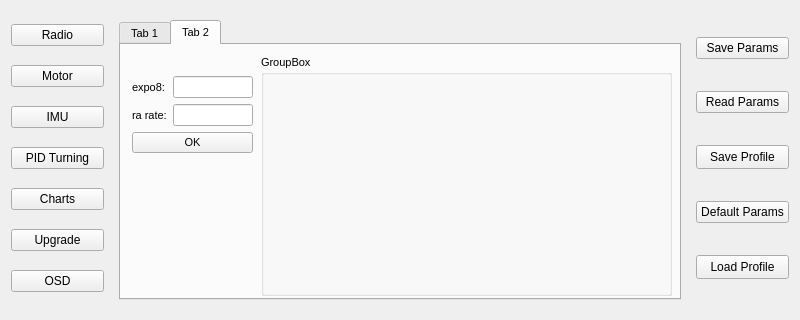
This is src/uavconfig.ui in nlbtuyen/ConfigurationGCS as Qt 5 draws it before an edit. The edited form follows.
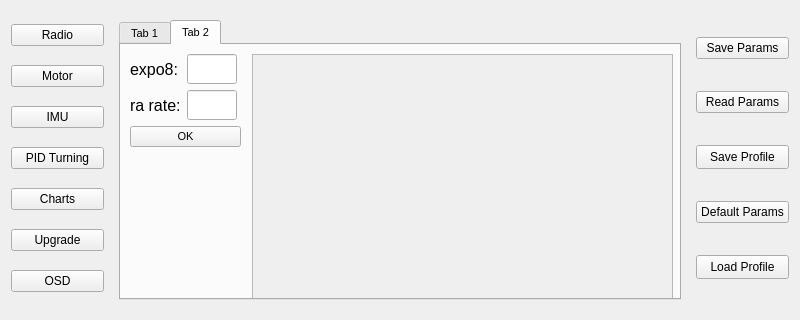
This is the edited form. Icons and pictures are not drawn.

Commit message: Prepare for DrawChart on RC TAB

Diff of the .ui file:
```diff
--- a/src/uavconfig.ui
+++ b/src/uavconfig.ui
@@ -683,48 +683,71 @@
           <attribute name="title">
            <string>Tab 2</string>
           </attribute>
-          <widget class="QGroupBox" name="groupBox">
+          <widget class="QWidget" name="layoutWidget">
            <property name="geometry">
             <rect>
-             <x>140</x>
-             <y>10</y>
-             <width>411</width>
-             <height>241</height>
-            </rect>
-           </property>
-           <property name="title">
-            <string>GroupBox</string>
-           </property>
-          </widget>
-          <widget class="QWidget" name="">
-           <property name="geometry">
-            <rect>
-             <x>11</x>
-             <y>31</y>
-             <width>121</width>
-             <height>77</height>
+             <x>9</x>
+             <y>9</y>
+             <width>111</width>
+             <height>107</height>
             </rect>
            </property>
            <layout class="QFormLayout" name="formLayout">
             <item row="0" column="0">
              <widget class="QLabel" name="label_expo8">
+              <property name="font">
+               <font>
+                <pointsize>12</pointsize>
+               </font>
+              </property>
               <property name="text">
                <string>expo8:</string>
               </property>
              </widget>
             </item>
             <item row="0" column="1">
-             <widget class="QLineEdit" name="lineEdit_expo8"/>
+             <widget class="QLineEdit" name="lineEdit_expo8">
+              <property name="minimumSize">
+               <size>
+                <width>50</width>
+                <height>30</height>
+               </size>
+              </property>
+              <property name="maximumSize">
+               <size>
+                <width>50</width>
+                <height>30</height>
+               </size>
+              </property>
+             </widget>
             </item>
             <item row="1" column="0">
              <widget class="QLabel" name="label_rarate">
+              <property name="font">
+               <font>
+                <pointsize>12</pointsize>
+               </font>
+              </property>
               <property name="text">
                <string>ra rate:</string>
               </property>
              </widget>
             </item>
             <item row="1" column="1">
-             <widget class="QLineEdit" name="lineEdit_rarate"/>
+             <widget class="QLineEdit" name="lineEdit_rarate">
+              <property name="minimumSize">
+               <size>
+                <width>50</width>
+                <height>30</height>
+               </size>
+              </property>
+              <property name="maximumSize">
+               <size>
+                <width>50</width>
+                <height>30</height>
+               </size>
+              </property>
+             </widget>
             </item>
             <item row="2" column="0" colspan="2">
              <widget class="QPushButton" name="btn_OK_RC">
@@ -735,6 +758,29 @@
             </item>
            </layout>
           </widget>
+          <widget class="QScrollArea" name="scrollArea_Charts_RC">
+           <property name="geometry">
+            <rect>
+             <x>131</x>
+             <y>9</y>
+             <width>421</width>
+             <height>251</height>
+            </rect>
+           </property>
+           <property name="widgetResizable">
+            <bool>true</bool>
+           </property>
+           <widget class="QWidget" name="scrollAreaWidgetContents_2">
+            <property name="geometry">
+             <rect>
+              <x>0</x>
+              <y>0</y>
+              <width>419</width>
+              <height>249</height>
+             </rect>
+            </property>
+           </widget>
+          </widget>
          </widget>
         </widget>
        </item>
```
The commit also changes 4 other files.
